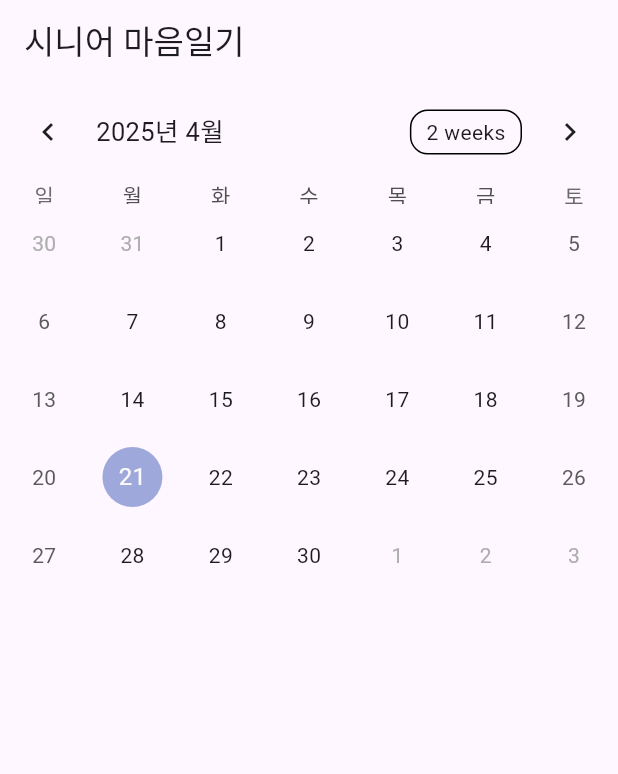
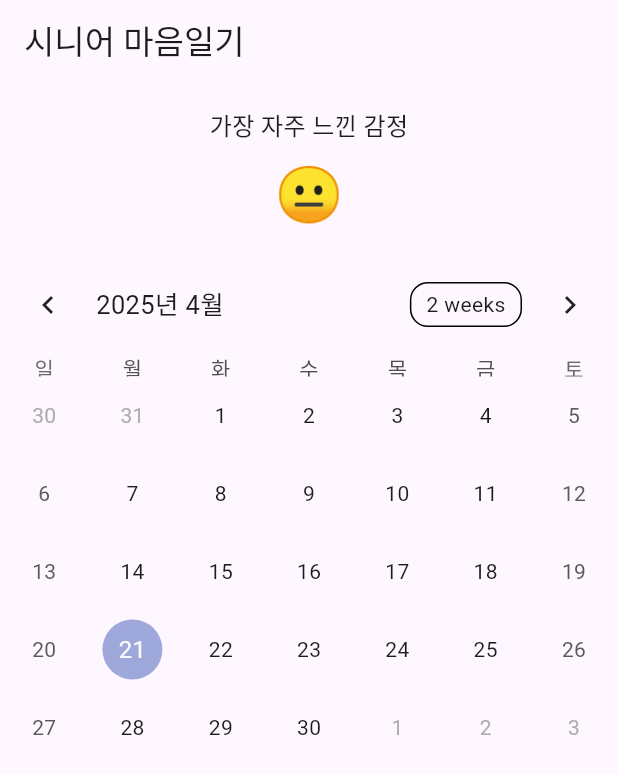
Before and after one commit to kimhyunjinjang/senior-mind-diary, a Flutter app: the screen it shows after launch, on a phone screen of 412 x 824 dp. Shown: the top 774 px of the screen. Run offline on Flutter 3.47's test engine with Material 3 defaults, Android fonts, the light colour scheme and no system bars; drawn by our look-alikes of table_calendar; our stand-ins replace shared_preferences.

Commit message:
감정 최빈값 표시

```diff
--- a/lib/main.dart
+++ b/lib/main.dart
@@ -145,6 +145,8 @@
 }
 
 class _CalendarScreenState extends State<CalendarScreen> {
+  String _mostFrequentEmotion = '보통';
+
   @override
   void initState(){
     super.initState();
@@ -152,6 +154,9 @@
     _debugPrintAppDir(); // 콘솔에 경로 출력
     emotionDataNotifier.addListener((){
       print('감정 데이터 변경됨: ${emotionDataNotifier.value}');
+      setState(() {
+        _mostFrequentEmotion = getMostFrequentEmotion(emotionDataNotifier.value);
+      });
     });
   }
   Future<void> _loadEmotionData() async {
@@ -162,11 +167,50 @@
     if (jsonString != null) {
       final data = Map<String, String>.from(json.decode(jsonString));
       emotionDataNotifier.value = data;
+      _mostFrequentEmotion = getMostFrequentEmotion(data);
     }
   }
   void _debugPrintAppDir() async {
     final dir = await getApplicationSupportDirectory();
     print('🗂️ 앱 저장 경로: ${dir.path}');
+  }
+
+  String getMostFrequentEmotion(Map<String, String>data) {
+    Map<String, int> count = {
+      '기분 좋음' : 0,
+      '보통' : 0,
+      '기분 안 좋음' : 0,
+    };
+
+    for (var value in data.values) {
+      if (count.containsKey(value)) {
+        count[value] = count[value]! + 1;
+      }
+    }
+
+    // 최대 빈도 찾기
+    int maxCount = count.values.fold(0, (prev, curr) => curr > prev ? curr : prev);
+    final maxEmotions = count.entries.where((e) => e.value == maxCount).map((e) => e.key).toList();
+
+    // 동점일 경우 '보통'으로
+    if (maxEmotions.length != 1) return '모든 감정이 비슷하게 선택되었어요';
+
+    return maxEmotions.first;
+  }
+
+  String getEmotionEmoji(String emotion) {
+    switch (emotion) {
+      case '기분 좋음':
+        return '😊';
+      case '보통':
+        return '😐';
+      case '기분 안 좋음':
+        return '😞';
+      case '모든 감정이 비슷하게 선택되었어요':
+        return '🤷';
+      default:
+        return '';
+    }
   }
 
   DateTime _focusedDay = DateTime.now();
@@ -180,7 +224,26 @@
       ),
       body: Column(
         children: [
-          ValueListenableBuilder(
+          // 감정 최빈값 상단 표시
+          Padding(
+            padding: const EdgeInsets.symmetric(vertical: 16),
+            child: Column(
+              children: [
+              Text(
+              '가장 자주 느낀 감정',
+              style: TextStyle(fontSize: 16, fontWeight: FontWeight.w500),
+            ),
+            const SizedBox(height: 8),
+              Text(
+                getEmotionEmoji(_mostFrequentEmotion),
+                style: const TextStyle(fontSize: 36),
+              ),
+              ],
+            ),
+          ),
+
+      // 캘린더
+      ValueListenableBuilder(
             valueListenable: emotionDataNotifier,
             builder: (context, emotionMap, _){
               return TableCalendar(
```
